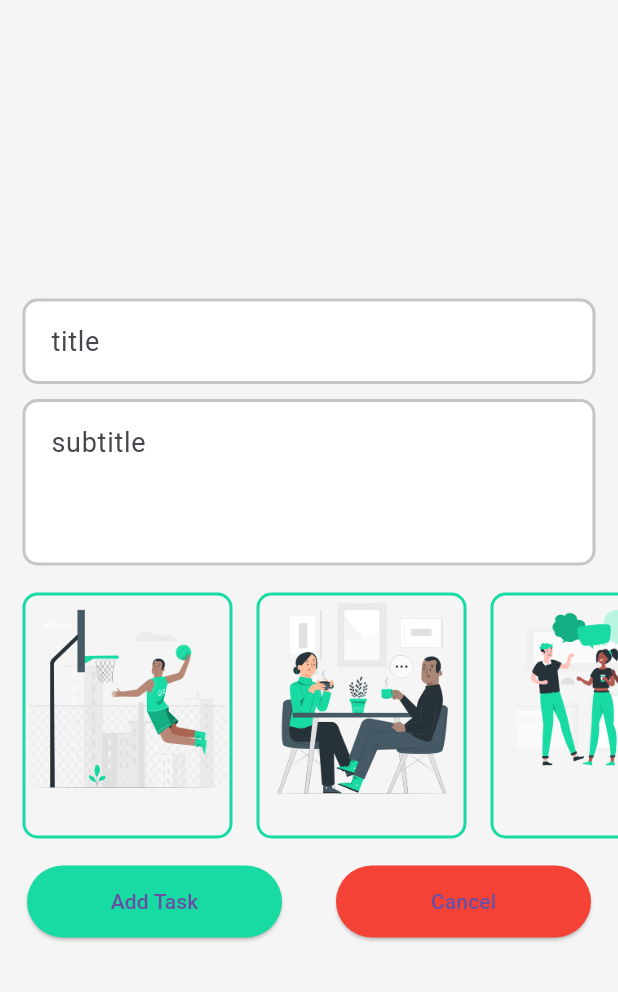
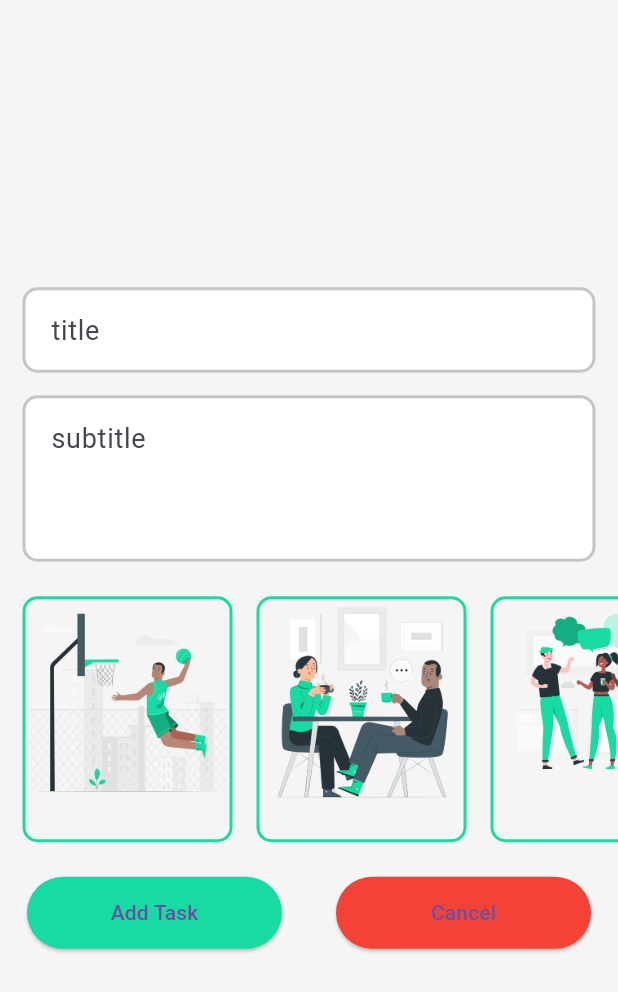
Before and after one commit to MrSajidShaikh/task_manager, a Flutter app: the Edit_Screen screen opened directly with empty values, on a phone screen of 412 x 824 dp. Shown: the top 992 px of the screen. Run offline on Flutter 3.47's test engine with Material 3 defaults, Android fonts, the phone set to English and light mode, and no system bars; our stand-ins replace cloud_firestore, firebase_auth, firebase_core; accounts and stored records are empty.

Commit message:
25-10-24

```diff
--- a/lib/Screen/edit_screen.dart
+++ b/lib/Screen/edit_screen.dart
@@ -33,11 +33,11 @@ class _Edit_ScreenState extends State<Edit_Screen> {
           mainAxisAlignment: MainAxisAlignment.center,
           children: [
             title_widgets(),
-            const SizedBox(height: 10),
-            subtite_wedgite(),
-            const SizedBox(height: 10),
-            imagess(),
-            const SizedBox(height: 10),
+            const SizedBox(height: 15),
+            subtitle_widgets(),
+            const SizedBox(height: 15),
+            images(),
+            const SizedBox(height: 15),
             button(),
           ],
         ),
@@ -75,7 +75,7 @@ class _Edit_ScreenState extends State<Edit_Screen> {
     );
   }
 
-  Container imagess() {
+  Container images() {
     return Container(
       height: 180,
       child: ListView.builder(
@@ -102,7 +102,7 @@ class _Edit_ScreenState extends State<Edit_Screen> {
                 margin: const EdgeInsets.all(8),
                 child: Column(
                   children: [
-                    Image.asset('images/${index}.png'),
+                    Image.asset('images/$index.png'),
                   ],
                 ),
               ),
@@ -148,7 +148,7 @@ class _Edit_ScreenState extends State<Edit_Screen> {
     );
   }
 
-  Padding subtite_wedgite() {
+  Padding subtitle_widgets() {
     return Padding(
       padding: const EdgeInsets.symmetric(horizontal: 15),
       child: Container(
```
